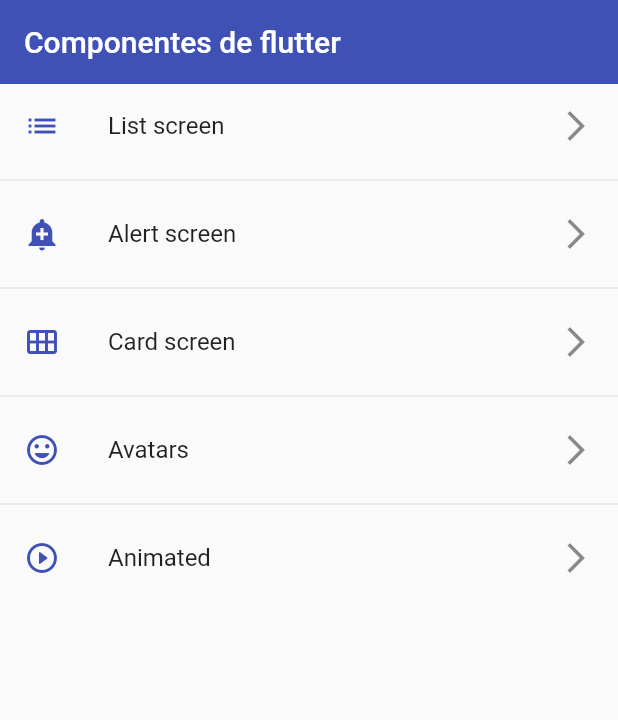
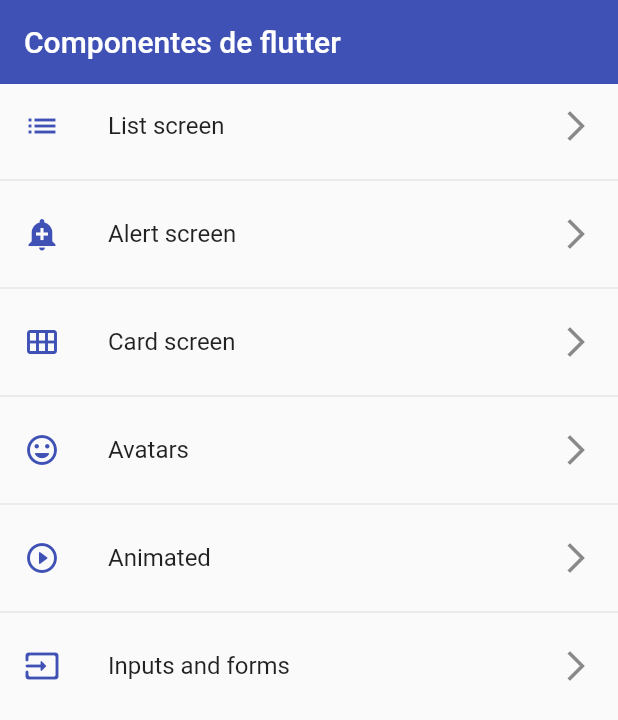
Before and after one commit to EmmanuelBazan/flutter_application_components, a Flutter app: the screen it shows after launch, on a phone screen of 412 x 824 dp. Shown: the top 720 px of the screen. Run offline on Flutter 3.47's test engine with Material 2 defaults, Android fonts, the phone set to English and light mode, and no system bars.

Commit message:
Implementacion de inputs

```diff
--- a/lib/routes/app_routes.dart
+++ b/lib/routes/app_routes.dart
@@ -36,6 +36,11 @@ class AppRoutes {
         name: 'Animated',
         screen: const AnimatedScreen(),
         icon: Icons.play_circle_outline_rounded),
+    MenuOption(
+        route: 'InputScreen',
+        name: 'Inputs and forms',
+        screen: const InputScreen(),
+        icon: Icons.input_rounded),
   ];
 
   // static Map<String, Widget Function(BuildContext)> routes = {
--- a/lib/screens/screens.dart
+++ b/lib/screens/screens.dart
@@ -1,3 +1,5 @@
+export 'package:flutter_application_components/screens/input_screen.dart';
+
 export 'package:flutter_application_components/screens/animated_screen.dart';
 export 'package:flutter_application_components/screens/avatar_screen.dart';
 export 'package:flutter_application_components/screens/alert_screen.dart';
```
Also changed, not shown: lib/screens/input_screen.dart (added, +36 -0 lines).
